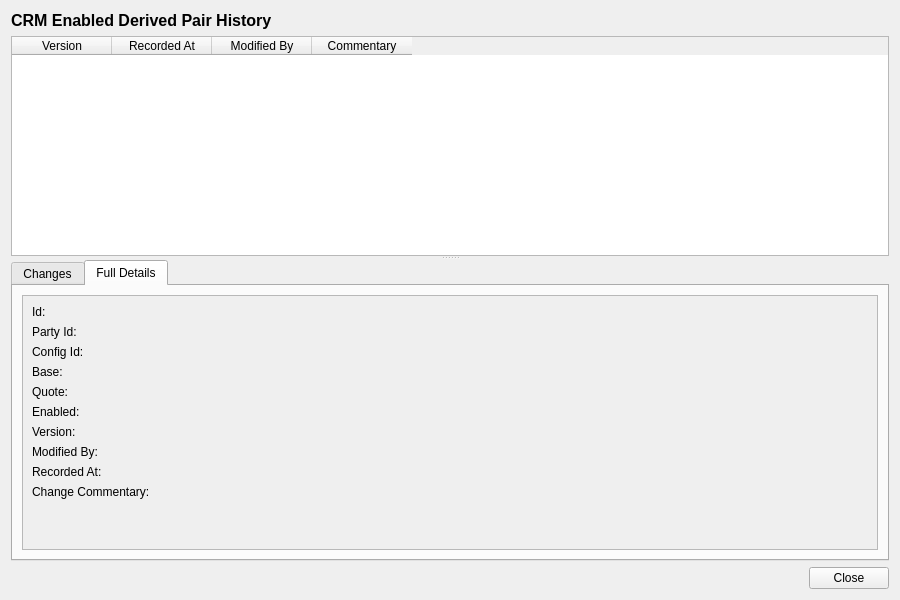
Before: the Qt Designer form projects/ores.qt/refdata/ui/CrmEnabledDerivedPairHistoryDialog.ui in OreStudio/OreStudio, drawn with Qt 5.
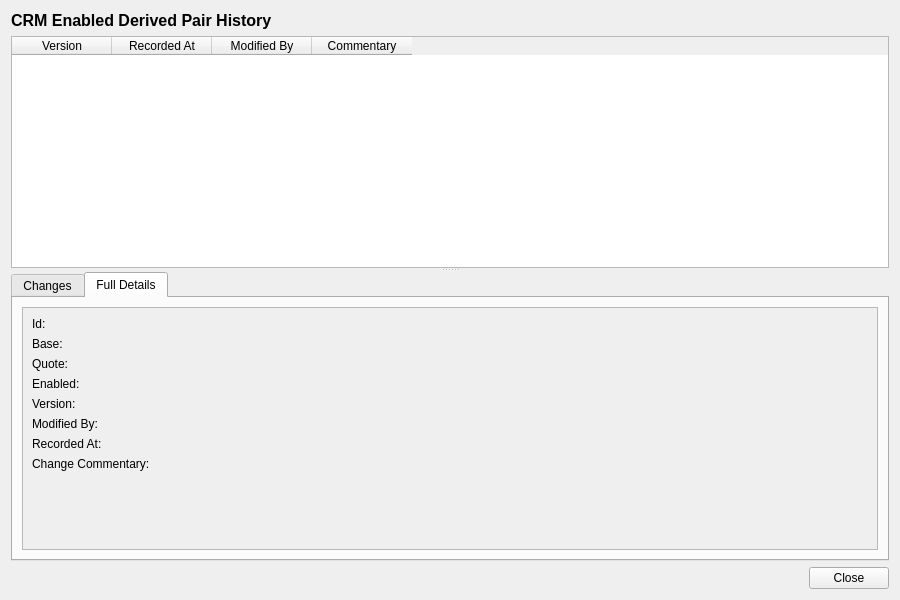
After: the same form once the commit is applied. The open tabs and pages were chosen to show the change.

Commit message: [qt] Hide party_id, flag currency codes, keep config_id list-only on CRM entities

What changed in the file:
```diff
--- a/projects/ores.qt/refdata/ui/CrmEnabledDerivedPairHistoryDialog.ui
+++ b/projects/ores.qt/refdata/ui/CrmEnabledDerivedPairHistoryDialog.ui
@@ -164,125 +164,97 @@
                 </widget>
                </item>
                <item row="1" column="0">
-                <widget class="QLabel" name="party_idLabel">
-                 <property name="text">
-                  <string>Party Id:</string>
-                 </property>
-                </widget>
-               </item>
-               <item row="1" column="1">
-                <widget class="QLabel" name="partyIdValue">
-                 <property name="text">
-                  <string/>
-                 </property>
-                </widget>
-               </item>
-               <item row="2" column="0">
-                <widget class="QLabel" name="config_idLabel">
-                 <property name="text">
-                  <string>Config Id:</string>
-                 </property>
-                </widget>
-               </item>
-               <item row="2" column="1">
-                <widget class="QLabel" name="configIdValue">
-                 <property name="text">
-                  <string/>
-                 </property>
-                </widget>
-               </item>
-               <item row="3" column="0">
                 <widget class="QLabel" name="base_currency_codeLabel">
                  <property name="text">
                   <string>Base:</string>
                  </property>
                 </widget>
                </item>
-               <item row="3" column="1">
+               <item row="1" column="1">
                 <widget class="QLabel" name="baseCcyValue">
                  <property name="text">
                   <string/>
                  </property>
                 </widget>
                </item>
-               <item row="4" column="0">
+               <item row="2" column="0">
                 <widget class="QLabel" name="quote_currency_codeLabel">
                  <property name="text">
                   <string>Quote:</string>
                  </property>
                 </widget>
                </item>
-               <item row="4" column="1">
+               <item row="2" column="1">
                 <widget class="QLabel" name="quoteCcyValue">
                  <property name="text">
                   <string/>
                  </property>
                 </widget>
                </item>
-               <item row="5" column="0">
+               <item row="3" column="0">
                 <widget class="QLabel" name="enabledLabel">
                  <property name="text">
                   <string>Enabled:</string>
                  </property>
                 </widget>
                </item>
-               <item row="5" column="1">
+               <item row="3" column="1">
                 <widget class="QLabel" name="enabledCheckBox">
                  <property name="text">
                   <string/>
                  </property>
                 </widget>
                </item>
-               <item row="6" column="0">
+               <item row="4" column="0">
                 <widget class="QLabel" name="versionNumberLabel">
                  <property name="text">
                   <string>Version:</string>
                  </property>
                 </widget>
                </item>
-               <item row="6" column="1">
+               <item row="4" column="1">
                 <widget class="QLabel" name="versionNumberValue">
                  <property name="text">
                   <string/>
                  </property>
                 </widget>
                </item>
-               <item row="7" column="0">
+               <item row="5" column="0">
                 <widget class="QLabel" name="modifiedByLabel">
                  <property name="text">
                   <string>Modified By:</string>
                  </property>
                 </widget>
                </item>
-               <item row="7" column="1">
+               <item row="5" column="1">
                 <widget class="QLabel" name="modifiedByValue">
                  <property name="text">
                   <string/>
                  </property>
                 </widget>
                </item>
-               <item row="8" column="0">
+               <item row="6" column="0">
                 <widget class="QLabel" name="recordedAtLabel">
                  <property name="text">
                   <string>Recorded At:</string>
                  </property>
                 </widget>
                </item>
-               <item row="8" column="1">
+               <item row="6" column="1">
                 <widget class="QLabel" name="recordedAtValue">
                  <property name="text">
                   <string/>
                  </property>
                 </widget>
                </item>
-               <item row="9" column="0">
+               <item row="7" column="0">
                 <widget class="QLabel" name="changeCommentaryLabel">
                  <property name="text">
                   <string>Change Commentary:</string>
                  </property>
                 </widget>
                </item>
-               <item row="9" column="1">
+               <item row="7" column="1">
                 <widget class="QLabel" name="changeCommentaryValue">
                  <property name="text">
                   <string/>
```
The commit also changes 36 other files.
